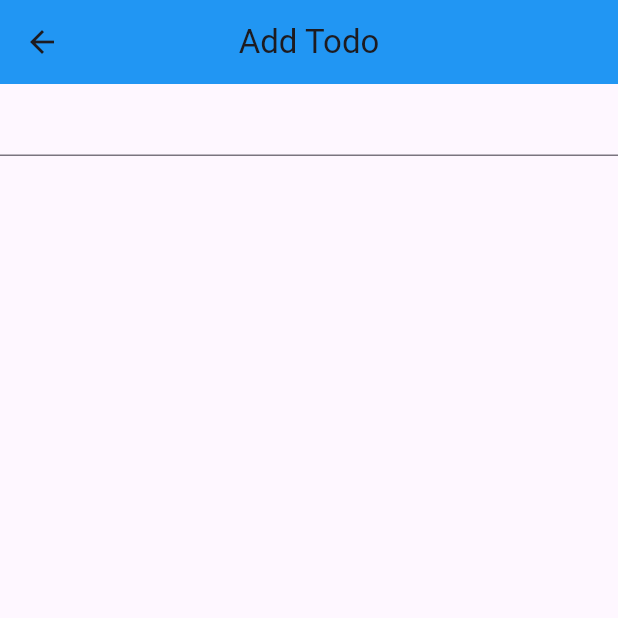
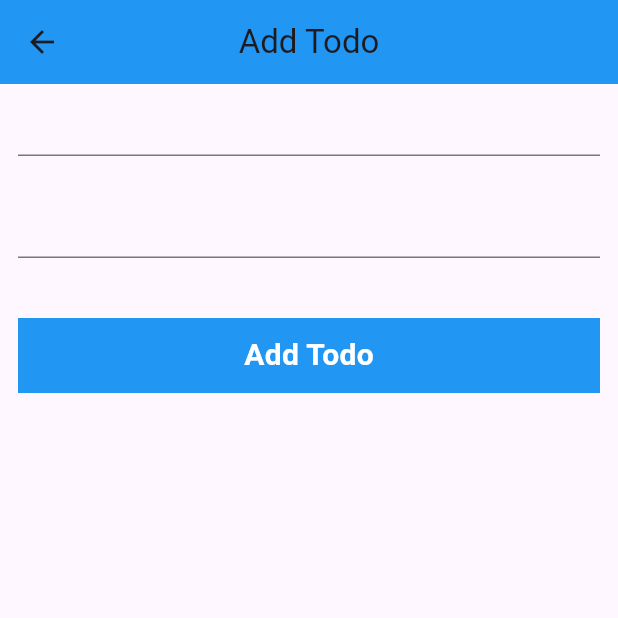
Before and after one commit to LivingstonTardzenyuy/todo_flutter_django-app, a Flutter app: the AddTodo screen opened directly, on a phone screen of 412 x 824 dp, the top half of it. Run offline on Flutter 3.47's test engine with Material 3 defaults, Android fonts, the phone set to English and light mode, and no system bars; network calls fail.

```diff
--- a/not_app_front_end/lib/api/api.dart
+++ b/not_app_front_end/lib/api/api.dart
@@ -40,13 +40,29 @@ class TodoProvider extends ChangeNotifier{
     }
   }
 
-
-  void addTodo(Todo todo) async{
-    final response = await http.post(Uri.parse("$baseUrl/apis/v1/?format=json"));
-
-    headers: {"Content-Type": "application/json"},
-    body: json.encode()
-
-
+  updateTodo(Todo todo) async{
+    final response = await http.put(Uri.parse(
+      "$baseUrl/apis/v1/${todo.id}/"),
+      headers: {'Content-Type': 'application/json'},
+      body: json.encode(todo.toJson())
+    );
+    if (response.statusCode == 200){
+      _todos.remove(todo);
+      _todos.add(todo);
+      notifyListeners();
+    }
+  }
+  void addTodo(Todo todo) async {
+    final response = await http.post(Uri.parse("$baseUrl/apis/v1/"),
+      headers: {'Content-Type': 'application/json'},
+      body: json.encode(todo.toJson())
+    );
+    if (response.statusCode == 201){
+      todo.id = json.decode(response.body)['id'];       // we write like this b/c the ID is being set from backEnd hence we don't have to define it
+      _todos.add(todo);
+      notifyListeners();
+    } else{
+      throw Exception('Failed to add todo');
+    }
   }
 }
--- a/not_app_front_end/lib/models/models.dart
+++ b/not_app_front_end/lib/models/models.dart
@@ -1,10 +1,10 @@
 class Todo{
-  final int id;
+   int? id;
   final String title;
   final String description;
 
   Todo({
-    required this.id,
+    this.id,
     required this.title,
     required this.description
   });
--- a/not_app_front_end/lib/screens/addtodo.dart
+++ b/not_app_front_end/lib/screens/addtodo.dart
@@ -1,26 +1,82 @@
 import 'package:flutter/material.dart';
+import 'package:not_app_front_end/api/api.dart';
+import 'package:provider/provider.dart';
+
+import '../models/models.dart';
 
 
-class AddTodo extends StatelessWidget {
+class AddTodo extends StatefulWidget {
   AddTodo({super.key});
 
+  @override
+  State<AddTodo> createState() => _AddTodoState();
+}
 
+class _AddTodoState extends State<AddTodo> {
+  final TextEditingController textEditingController= TextEditingController();
+  final TextEditingController descriptionEditingController= TextEditingController();
+
+  void onAdd(){
+    final String textVal = textEditingController.text;
+    final String descriptionVal = descriptionEditingController.text;
+
+    if (textVal.isNotEmpty && descriptionVal.isNotEmpty){
+      final Todo todo = new Todo(
+          title: textVal,
+          description: descriptionVal,
+          );
+      Provider.of<TodoProvider>(context, listen: false).addTodo(todo);
+      Navigator.pop(context);
+    }
+  }
   @override
   Widget build(BuildContext context) {
-    final TextEditingController textEditingController= TextEditingController();
-    final TextEditingController descriptionEditingController= TextEditingController();
+
     return Scaffold(
       appBar: AppBar(
         title: Text('Add Todo'),
         backgroundColor: Colors.blue,
         centerTitle: true,
       ),
-        body: ListView(
-          children: [
-            TextField(
-              controller: ,
-            )
-          ],
+        body: Padding(
+          padding: const EdgeInsets.symmetric(horizontal: 12.0),
+          child: ListView(
+            children: [
+              TextField(
+                controller: textEditingController,
+              ),
+
+              const SizedBox(height: 20,),
+              TextField(
+                controller: descriptionEditingController,
+              ),
+
+              const SizedBox(height: 40,),
+              InkWell(
+                onTap: (
+                  onAdd
+                ),
+                child: Container(
+                  width: double.infinity,
+                  height: 50,
+                  decoration: BoxDecoration(
+                    color: Colors.blue,
+
+                  ),
+                  child: Center(
+                    child: Text(
+                      'Add Todo',
+                      style: TextStyle(
+                        color: Colors.white,
+                        fontWeight: FontWeight.bold,
+                        fontSize: 20,
+                      ),
+                    )
+                  )
+                )
+              )
+            ],
+          ),
         )
     );
   }
```
Also changed, not shown: not_app_front_end/lib/main.dart (+26 -1 lines).
